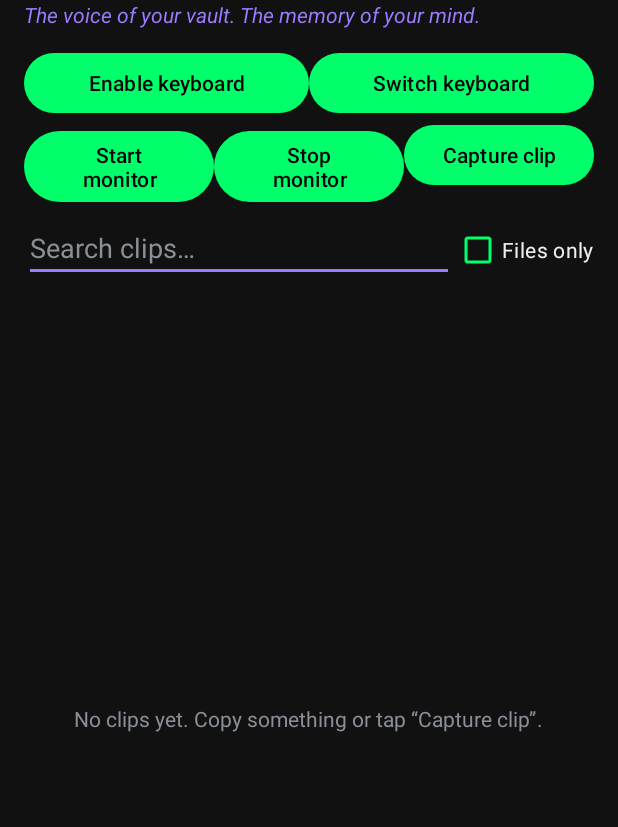
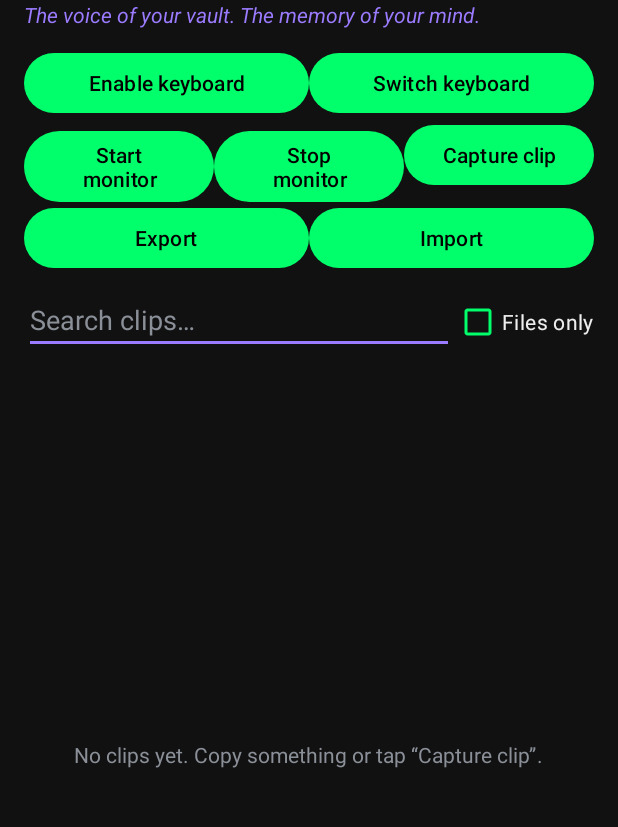
Before and after one commit to johnshorttn/nullkey-ai-android, an Android app: the screen it shows after launch (MainActivity), on a phone screen of 412 x 824 dp, the part 73-900 px from its top. Run offline under Robolectric (Android 15) with nearby library versions, the phone set to English and light mode, and no system bars; our stand-ins replace Room's generated code.

Commit message:
Add clip vault export/import
- ClipBackup: portable JSON (de)serializer for clips
- ClipDao.allActive/countByContent; ClipRepository.exportJson/importJson
  with de-duplication of existing content and blank clips
- MainActivity: Export/Import buttons using the Storage Access Framework
  (create/open document) to write/read a .json backup
- Robolectric tests: round-trip, bare-array parse, garbage rejection,
  repository export→import, import dedup/blank skip

Co-authored-by: johnshorttn <johnshorttn@users.noreply.github.com>

```diff
--- a/app/src/main/java/com/nullverse/nullkeyai/db/ClipDao.kt
+++ b/app/src/main/java/com/nullverse/nullkeyai/db/ClipDao.kt
@@ -49,6 +49,14 @@ interface ClipDao {
     @Query("SELECT * FROM clips WHERE trashedAt IS NOT NULL ORDER BY trashedAt DESC")
     fun trash(): Flow<List<Clip>>
 
+    /** All active clips, oldest first, for export. */
+    @Query("SELECT * FROM clips WHERE trashedAt IS NULL ORDER BY createdAt ASC")
+    suspend fun allActive(): List<Clip>
+
+    /** How many active clips already have this exact content (import de-duplication). */
+    @Query("SELECT COUNT(*) FROM clips WHERE trashedAt IS NULL AND content = :content")
+    suspend fun countByContent(content: String): Int
+
     @Query("UPDATE clips SET trashedAt = :now WHERE id = :id")
     suspend fun moveToTrash(id: Long, now: Long = System.currentTimeMillis())
 
--- a/app/src/main/res/layout/activity_main.xml
+++ b/app/src/main/res/layout/activity_main.xml
@@ -72,6 +72,26 @@
     <LinearLayout
         android:layout_width="match_parent"
         android:layout_height="wrap_content"
+        android:orientation="horizontal">
+
+        <Button
+            android:id="@+id/btn_export"
+            android:layout_width="0dp"
+            android:layout_height="wrap_content"
+            android:layout_weight="1"
+            android:text="@string/export_clips" />
+
+        <Button
+            android:id="@+id/btn_import"
+            android:layout_width="0dp"
+            android:layout_height="wrap_content"
+            android:layout_weight="1"
+            android:text="@string/import_clips" />
+    </LinearLayout>
+
+    <LinearLayout
+        android:layout_width="match_parent"
+        android:layout_height="wrap_content"
         android:layout_marginTop="8dp"
         android:orientation="horizontal">
 
--- a/app/src/main/res/values/strings.xml
+++ b/app/src/main/res/values/strings.xml
@@ -8,6 +8,13 @@
     <string name="start_monitor">Start monitor</string>
     <string name="stop_monitor">Stop monitor</string>
     <string name="capture_clip">Capture clip</string>
+    <string name="export_clips">Export</string>
+    <string name="import_clips">Import</string>
+    <string name="export_ok">Clips exported</string>
+    <string name="export_failed">Export failed</string>
+    <string name="import_ok">Imported %1$d clip(s)</string>
+    <string name="import_invalid">Not a valid NullKey backup file</string>
+    <string name="import_failed">Import failed</string>
 
     <string name="search_clips">Search clips…</string>
     <string name="files_only">Files only</string>
```
Also changed, not shown: app/src/main/java/com/nullverse/nullkeyai/clipboard/ClipBackup.kt (added, +78 -0 lines), app/src/main/java/com/nullverse/nullkeyai/clipboard/ClipRepository.kt (+20 -0 lines), app/src/main/java/com/nullverse/nullkeyai/ui/MainActivity.kt (+55 -0 lines), 1 other file.
